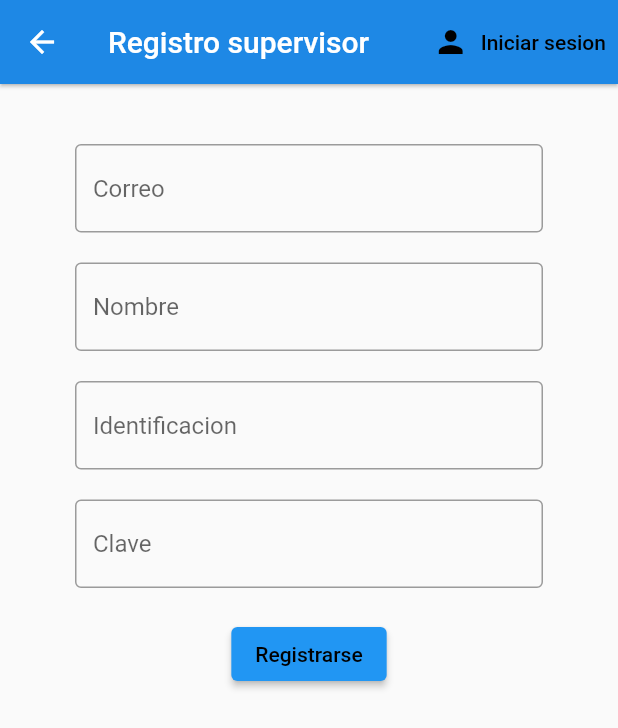
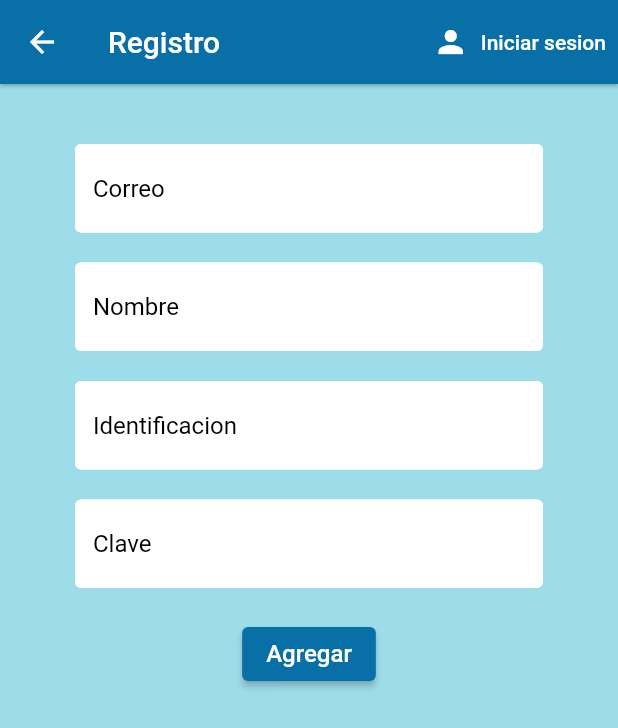
Before and after one commit to Dlondono/mediminder, a Flutter app: the Register screen opened directly, on a phone screen of 412 x 824 dp. Shown: the top 728 px of the screen. Run offline on Flutter 3.47's test engine with Material 2 defaults, Android fonts, the phone set to English and light mode, and no system bars; our stand-ins replace cloud_firestore, firebase_auth, firebase_core, firebase_messaging, flutter_local_notifications, flutter_native_timezone and 2 more; missing offline and left inert: slide_digital_clock; accounts and stored records are empty.

Commit message:
diseño inicio y registro

```diff
--- a/lib/screens/authenticate/register.dart
+++ b/lib/screens/authenticate/register.dart
@@ -1,5 +1,6 @@
 import 'package:flutter/material.dart';
 import 'package:mediminder/services/auth.dart';
+import 'package:mediminder/shared/constants.dart';
 class Register extends StatefulWidget {
   final Function toggleView;
   Register({this.toggleView});
@@ -21,15 +22,15 @@ class _RegisterState extends State<Register> {
     return Scaffold(
       //backgroundColor: Colors.blue[100],
       appBar: AppBar(
-        backgroundColor: Colors.blue[600],
+        backgroundColor: Color.fromRGBO(9, 111, 167, 50),
         elevation: 1.0,
-        title: Text('Registro supervisor'),
+        title: Text('Registro'),
         actions: <Widget>[
           TextButton.icon(
             icon: Icon(Icons.person),
             label: Text("Iniciar sesion"),
             style: ButtonStyle(
-              foregroundColor: MaterialStateProperty.all(Colors.black),
+              foregroundColor: MaterialStateProperty.all(Colors.white),
             ),
             onPressed: (){
               widget.toggleView();
@@ -39,6 +40,8 @@ class _RegisterState extends State<Register> {
       ),
       body: SingleChildScrollView(
         child: Container(
+          height: MediaQuery.of(context).size.height,
+          decoration: BoxDecoration(color: Color.fromRGBO(157, 221, 234, 50)),
           padding: EdgeInsets.symmetric(vertical: 20.0, horizontal: 50.0),
           child: Form(
             key: _formKey,
@@ -46,19 +49,15 @@ class _RegisterState extends State<Register> {
               children: <Widget>[
                 SizedBox(height: 20.0),
                 TextFormField(
-                    decoration: InputDecoration(border: OutlineInputBorder(),
-                        hintText: "Correo"
-                    ),
-                  validator: (val)=> val.isEmpty ? "Ingrese su correo":null,
+                    decoration: textInputDecoraton.copyWith(hintText: "Correo"),
+                    validator: (val)=> val.isEmpty ? "Ingrese su correo":null,
                     onChanged: (val){
                       setState(()=>email=val);
                     }
                 ),
                 SizedBox(height: 20.0),
                 TextFormField(
-                    decoration: InputDecoration(border: OutlineInputBorder(),
-                        hintText: "Nombre"
-                    ),
+                    decoration: textInputDecoraton.copyWith(hintText: "Nombre"),
                     validator: (val)=> val.isEmpty ? "Nombre":null,
                     onChanged: (val){
                       setState(()=>nombre=val);
@@ -66,9 +65,7 @@ class _RegisterState extends State<Register> {
                 ),
                 SizedBox(height: 20.0),
                 TextFormField(
-                    decoration: InputDecoration(border: OutlineInputBorder(),
-                        hintText: "Identificacion"
-                    ),
+                    decoration: textInputDecoraton.copyWith(hintText: "Identificacion"),
                     validator: (val)=> val.isEmpty ? "Identificacion":null,
                     onChanged: (val){
                       setState(()=>id=val);
@@ -76,9 +73,7 @@ class _RegisterState extends State<Register> {
                 ),
                 SizedBox(height: 20.0),
                 TextFormField(
-                  decoration: InputDecoration(border: OutlineInputBorder(),
-                      hintText: "Clave "
-                  ),
+                  decoration: textInputDecoraton.copyWith(hintText: "Clave"),
                   obscureText: true,
                   validator: (val)=> val.length<6 ? "Su clave debe ser mayor a 6 caracteres":null,
                   onChanged:(val){
@@ -87,8 +82,11 @@ class _RegisterState extends State<Register> {
                 ),
                 SizedBox(height: 20.0),
                 ElevatedButton(
-                  child: Text("Registrarse",
-                    style: TextStyle(color: Colors.black),
+                  style: ButtonStyle(
+                    backgroundColor: MaterialStateProperty.all(Color.fromRGBO(9, 111, 167, 50)),
+                  ),
+                  child: Text("Agregar",
+                    style: TextStyle(color: Colors.white,fontSize: 16),
                   ),
                   onPressed: () async{
                     if(_formKey.currentState.validate()){
--- a/lib/screens/home/InterfazSupervisor.dart
+++ b/lib/screens/home/InterfazSupervisor.dart
@@ -28,8 +28,7 @@ class InterfazSupervisor extends StatelessWidget {
               icon: Icon(Icons.person),
               label: Text("Salir"),
               style: ButtonStyle(
-                backgroundColor: MaterialStateProperty.all(Color.fromRGBO(9, 111, 167, 50)),
-                foregroundColor: MaterialStateProperty.all(Colors.black),
+                foregroundColor: MaterialStateProperty.all(Colors.white),
               ),
               onPressed: ()async{
                 await _auth.signOut();
@@ -50,8 +49,7 @@ class InterfazSupervisor extends StatelessWidget {
                   ),
                   style: ButtonStyle(
                       backgroundColor: MaterialStateProperty.all(Color.fromRGBO(9, 111, 167, 50)),
-                      foregroundColor: MaterialStateProperty.all(Colors.black),
-                    ),
+                      ),
                   onPressed:(){
                     Navigator.push(context, MaterialPageRoute(builder: (context)=> PacienteNuevo()));
                   },
--- a/lib/screens/home/pacienteNuevo.dart
+++ b/lib/screens/home/pacienteNuevo.dart
@@ -77,7 +77,6 @@ class _PacienteNuevoState extends State<PacienteNuevo> {
                         setState(()=>codigo=val);
                       }
                   ),
-
                   SizedBox(height: 20.0),
                   ElevatedButton(
                     style: ButtonStyle(
```
Also changed, not shown: lib/screens/authenticate/sign_in.dart (+13 -11 lines), 1 other file.
